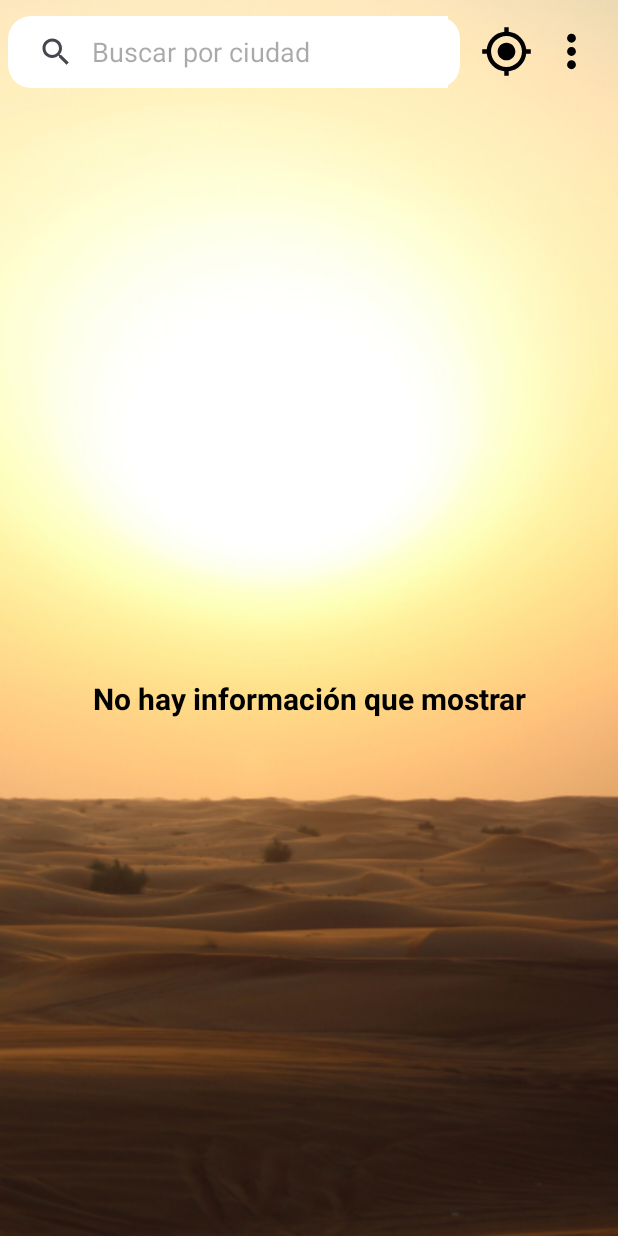
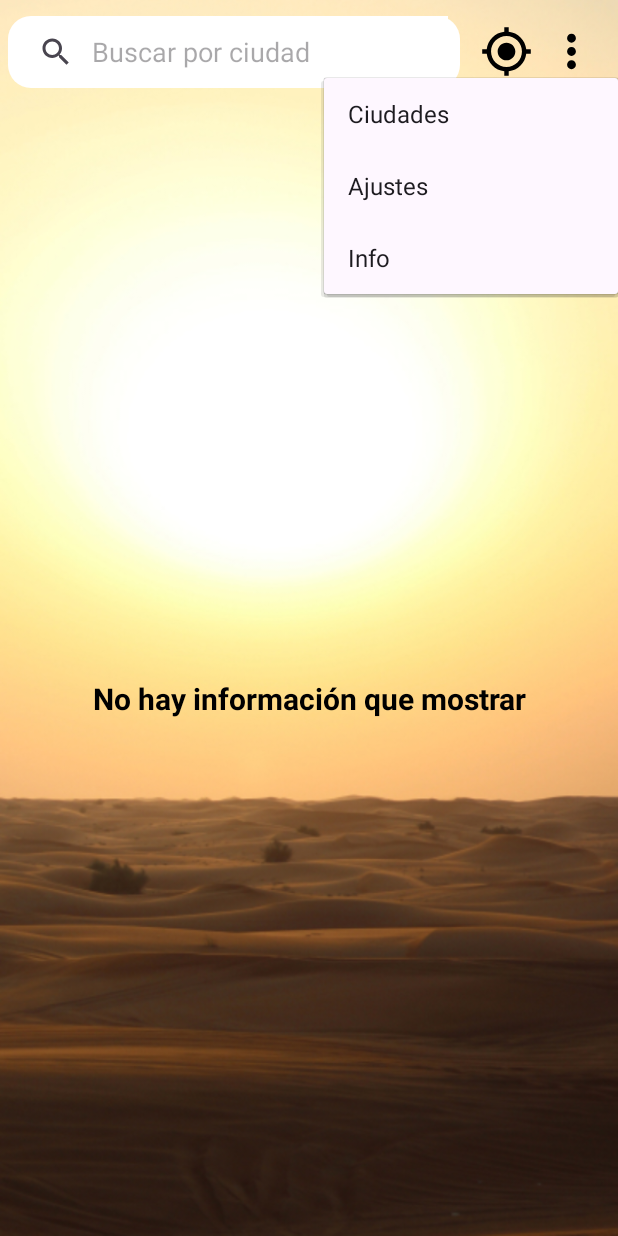
Before and after one commit to Jmarser/WatherApp_java, an Android app: the screen it shows after launch (MainActivity), after a tap on an icon or button, on a phone screen of 412 x 824 dp. Run offline under Robolectric (Android 15) with nearby library versions, the phone set to English and light mode, and no system bars; our stand-ins replace Dagger/Hilt's generated code; libraries missing offline, so code that uses them is left out: at.favre.lib; 2 statements that could not run were skipped.

Commit message:
Menu popup

```diff
--- a/app/src/main/java/com/jmarser/weatherapp_java/main/presenter/MainPresenterImpl.java
+++ b/app/src/main/java/com/jmarser/weatherapp_java/main/presenter/MainPresenterImpl.java
@@ -58,7 +58,8 @@ public class MainPresenterImpl implements MainPresenter, MainInteractor.OnGetWea
             ciudades = new HashSet<>();;
         }
 
-        ciudades.add(new DatosCiudad(weatherBase.getName(), (float) weatherBase.getCoord().getLat(), (float) weatherBase.getCoord().getLon()));
+        String nombreCiudad = weatherBase.getName() + ", " + weatherBase.getSys().getCountry();
+        ciudades.add(new DatosCiudad(nombreCiudad, weatherBase.getCoord().getLat(), weatherBase.getCoord().getLon()));
         String json = gson.toJson(ciudades);
         Log.i("CIUDADES", json);
         sharedPreferences.edit().putString(Constants.CIUDADES_SHARED, json).apply();
--- a/app/src/main/java/com/jmarser/weatherapp_java/main/view/MainActivity.java
+++ b/app/src/main/java/com/jmarser/weatherapp_java/main/view/MainActivity.java
@@ -12,6 +12,7 @@ import android.text.TextUtils;
 import android.util.Log;
 import android.view.View;
 import android.view.inputmethod.InputMethodManager;
+import android.widget.PopupMenu;
 import android.widget.Toast;
 
 import androidx.annotation.NonNull;
@@ -107,12 +108,13 @@ public class MainActivity extends AppCompatActivity implements SearchView.OnQuer
 
     private void initListeners() {
         binding.btnLocation.setOnClickListener(view -> addNewFragment());
-        binding.btnMenu.setOnClickListener(view -> deleteList());
+        binding.btnMenu.setOnClickListener(view -> goToMenu());
         binding.svCity.setOnQueryTextListener(this);
     }
 
-    private void showMessage(View view) {
-        Toast.makeText(this, "Nuevo mensaje", Toast.LENGTH_SHORT).show();
+
+    private void ToastMessage(String message){
+        Toast.makeText(this, message, Toast.LENGTH_SHORT).show();
     }
 
     private void addNewFragment() {
@@ -149,6 +151,31 @@ public class MainActivity extends AppCompatActivity implements SearchView.OnQuer
                         Toast.makeText(MainActivity.this, getResources().getString(R.string.error_getlocation), Toast.LENGTH_LONG).show();
                     }
                 });
+    }
+
+    private void goToMenu(){
+        PopupMenu popup = new PopupMenu(this, binding.btnMenu);
+        popup.inflate(R.menu.menu_popup);
+        popup.setOnMenuItemClickListener(item -> {
+            int itemId = item.getItemId();
+
+            if (itemId == R.id.menu_ciudades) {
+                ToastMessage("Gestión de ciudades");
+                return true;
+            }
+
+            if (itemId == R.id.menu_settings) {
+                ToastMessage("Ajustes");
+                return true;
+            }
+
+            if (itemId == R.id.menu_info) {
+                ToastMessage("Info");
+                return true;
+            }
+            return false;
+        });
+        popup.show();
     }
 
     private void deleteList(){
--- /dev/null
+++ b/app/src/main/res/drawable/ic_cities.xml
@@ -0,0 +1,5 @@
+<vector android:height="24dp" android:tint="#000000"
+    android:viewportHeight="24" android:viewportWidth="24"
+    android:width="24dp" xmlns:android="http://schemas.android.com/apk/res/android">
+    <path android:fillColor="@android:color/white" android:pathData="M15,11L15,5l-3,-3 -3,3v2L3,7v14h18L21,11h-6zM7,19L5,19v-2h2v2zM7,15L5,15v-2h2v2zM7,11L5,11L5,9h2v2zM13,19h-2v-2h2v2zM13,15h-2v-2h2v2zM13,11h-2L11,9h2v2zM13,7h-2L11,5h2v2zM19,19h-2v-2h2v2zM19,15h-2v-2h2v2z"/>
+</vector>
--- /dev/null
+++ b/app/src/main/res/drawable/ic_info.xml
@@ -0,0 +1,5 @@
+<vector android:height="24dp" android:tint="#000000"
+    android:viewportHeight="24" android:viewportWidth="24"
+    android:width="24dp" xmlns:android="http://schemas.android.com/apk/res/android">
+    <path android:fillColor="@android:color/white" android:pathData="M12,2C6.48,2 2,6.48 2,12s4.48,10 10,10 10,-4.48 10,-10S17.52,2 12,2zM13,17h-2v-6h2v6zM13,9h-2L11,7h2v2z"/>
+</vector>
--- /dev/null
+++ b/app/src/main/res/drawable/ic_settings.xml
@@ -0,0 +1,5 @@
+<vector android:height="24dp" android:tint="#000000"
+    android:viewportHeight="24" android:viewportWidth="24"
+    android:width="24dp" xmlns:android="http://schemas.android.com/apk/res/android">
+    <path android:fillColor="@android:color/white" android:pathData="M19.14,12.94c0.04,-0.3 0.06,-0.61 0.06,-0.94c0,-0.32 -0.02,-0.64 -0.07,-0.94l2.03,-1.58c0.18,-0.14 0.23,-0.41 0.12,-0.61l-1.92,-3.32c-0.12,-0.22 -0.37,-0.29 -0.59,-0.22l-2.39,0.96c-0.5,-0.38 -1.03,-0.7 -1.62,-0.94L14.4,2.81c-0.04,-0.24 -0.24,-0.41 -0.48,-0.41h-3.84c-0.24,0 -0.43,0.17 -0.47,0.41L9.25,5.35C8.66,5.59 8.12,5.92 7.63,6.29L5.24,5.33c-0.22,-0.08 -0.47,0 -0.59,0.22L2.74,8.87C2.62,9.08 2.66,9.34 2.86,9.48l2.03,1.58C4.84,11.36 4.8,11.69 4.8,12s0.02,0.64 0.07,0.94l-2.03,1.58c-0.18,0.14 -0.23,0.41 -0.12,0.61l1.92,3.32c0.12,0.22 0.37,0.29 0.59,0.22l2.39,-0.96c0.5,0.38 1.03,0.7 1.62,0.94l0.36,2.54c0.05,0.24 0.24,0.41 0.48,0.41h3.84c0.24,0 0.44,-0.17 0.47,-0.41l0.36,-2.54c0.59,-0.24 1.13,-0.56 1.62,-0.94l2.39,0.96c0.22,0.08 0.47,0 0.59,-0.22l1.92,-3.32c0.12,-0.22 0.07,-0.47 -0.12,-0.61L19.14,12.94zM12,15.6c-1.98,0 -3.6,-1.62 -3.6,-3.6s1.62,-3.6 3.6,-3.6s3.6,1.62 3.6,3.6S13.98,15.6 12,15.6z"/>
+</vector>
--- /dev/null
+++ b/app/src/main/res/menu/menu_popup.xml
@@ -0,0 +1,21 @@
+<?xml version="1.0" encoding="utf-8"?>
+<menu xmlns:android="http://schemas.android.com/apk/res/android">
+
+    <item
+        android:id="@+id/menu_ciudades"
+        android:name="Ciudades"
+        android:title="@string/menu_cities"
+        android:icon="@drawable/ic_cities"/>
+    <item
+        android:id="@+id/menu_settings"
+        android:name="Ajustes"
+        android:title="@string/menu_settings"
+        android:icon="@drawable/ic_settings"/>
+    <item
+        android:id="@+id/menu_info"
+        android:name="Info"
+        android:title="@string/menu_info"
+        android:icon="@drawable/ic_info"/>
+
+
+</menu>
--- a/app/src/main/res/values/strings.xml
+++ b/app/src/main/res/values/strings.xml
@@ -8,6 +8,9 @@
     <string name="ajustes">Ajustes</string>
     <string name="cancel">Cancelar</string>
     <string name="error_getlocation">Error al obtener la posición del dispositivo</string>
+    <string name="menu_cities">Ciudades</string>
+    <string name="menu_settings">Ajustes</string>
+    <string name="menu_info">Info</string>
 
     <!-- TODO: textos de prueba -->
     <string name="city_prueba">Ciudad</string>
```
Also changed, not shown: app/src/main/java/com/jmarser/weatherapp_java/api/models/DatosCiudad.java (+5 -4 lines).
